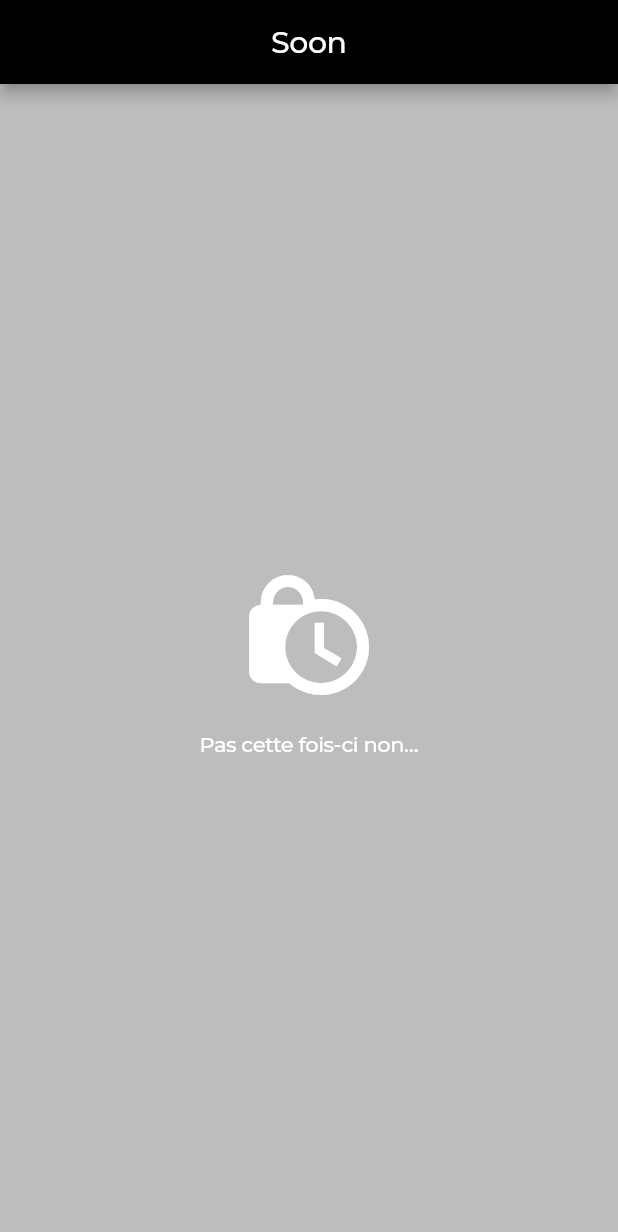
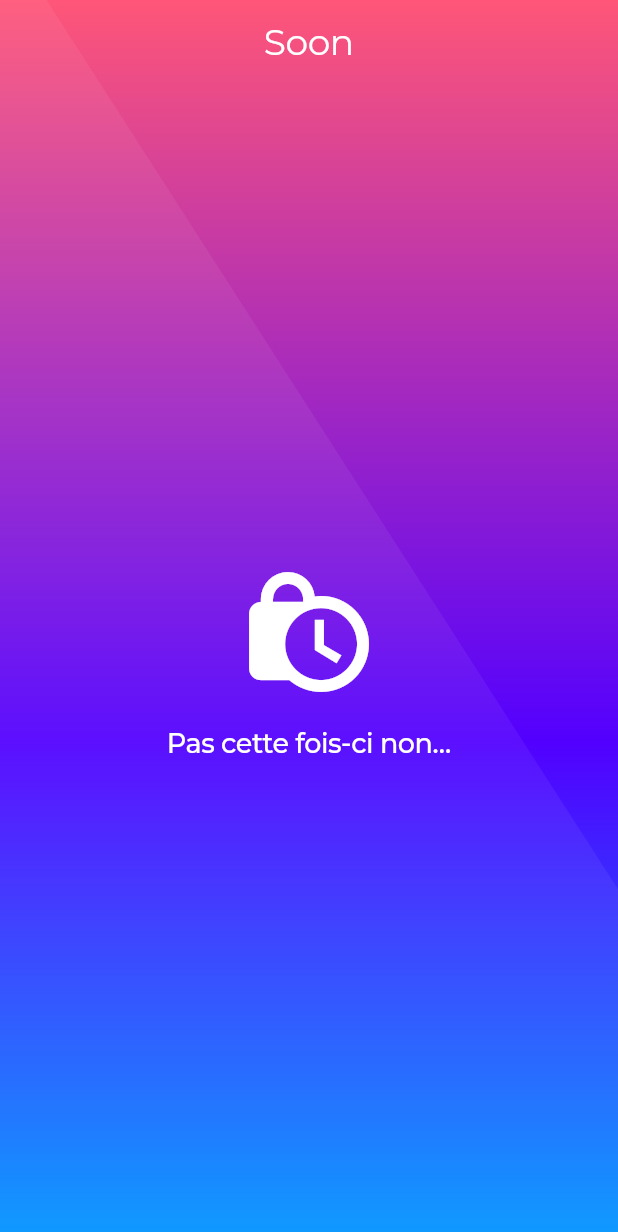
Before and after one commit to adgeg/soon, a Flutter app: the screen it shows after launch, on a phone screen of 412 x 824 dp. Shown: the top 1232 px of the screen. Run offline on Flutter 3.47's test engine with Material 2 defaults, Android fonts, the phone set to English and light mode, and no system bars; our stand-ins replace google_fonts, shared_preferences, transparent_image; missing offline and left inert: flutter_custom_tabs; network calls fail.

Commit message:
feat: new UI color

```diff
--- a/lib/main.dart
+++ b/lib/main.dart
@@ -22,15 +22,20 @@ class MyApp extends StatelessWidget {
         splashColor: Colors.black,
         appBarTheme: AppBarTheme(
           titleTextStyle: GoogleFonts.montserrat(
-            fontSize: 20,
-            fontWeight: FontWeight.w500,
+            fontSize: 24,
+            fontWeight: FontWeight.w400,
             letterSpacing: -0.3,
             color: Colors.white,
           ),
         ),
         textTheme: TextTheme(
-          bodyText1: GoogleFonts.montserrat(fontWeight: FontWeight.w500, letterSpacing: -0.3, color: Colors.white),
-          bodyText2: GoogleFonts.montserrat(fontWeight: FontWeight.w500, letterSpacing: -0.3, color: Colors.white),
+          bodyText1: GoogleFonts.montserrat(
+            fontWeight: FontWeight.w400,
+            letterSpacing: -0.3,
+            color: const Color(0xFF3300FF),
+          ),
+          headline5: GoogleFonts.montserrat(
+              fontSize: 18, fontWeight: FontWeight.w500, letterSpacing: -0.3, color: Colors.white),
         ),
         iconTheme: const IconThemeData(color: Colors.white),
       ),
@@ -40,7 +45,7 @@ class MyApp extends StatelessWidget {
 }
 
 const MaterialColor primaryBlack = MaterialColor(
-  0xFF000000,
+  0xFF3300FF,
   <int, Color>{
     50: Colors.black12,
     100: Colors.black12,
--- a/lib/pages/main_page.dart
+++ b/lib/pages/main_page.dart
@@ -1,4 +1,5 @@
 import 'dart:async';
+import 'dart:ui';
 
 import 'package:flutter/material.dart';
 import 'package:flutter_custom_tabs/flutter_custom_tabs.dart';
@@ -38,13 +39,45 @@ class _MainPageState extends State<MainPage> {
 
   @override
   Widget build(BuildContext context) {
-    return Scaffold(
-      backgroundColor: Colors.black26,
-      appBar: AppBar(title: const Center(child: Text("Soon"))),
-      body: RefreshIndicator(
-        onRefresh: () async => await _refreshAnnonces(),
-        child: _content(),
-      ),
+    return Stack(
+      children: [
+        Container(
+          decoration: const BoxDecoration(
+            gradient: LinearGradient(
+              begin: Alignment.topCenter,
+              end: Alignment.bottomCenter, // 10% of the width, so there are ten blinds.
+              stops: [0, 0.6, 1],
+              colors: [
+                Color(0xFFFF5678),
+                Color(0xFF5200FF),
+                Color(0xFF0094FF),
+              ], // red to yellow
+            ),
+          ),
+        ),
+        Transform.translate(
+          offset: const Offset(-400, 0),
+          child: Transform.rotate(
+            angle: -3.14159 / 5.5,
+            child: Transform.scale(
+              scale: 2,
+              child: Container(color: const Color(0x0FFFFFFF)),
+            ),
+          ),
+        ),
+        Scaffold(
+          backgroundColor: Colors.transparent,
+          appBar: AppBar(
+            title: const Center(child: Text("Soon")),
+            backgroundColor: Colors.transparent,
+            elevation: 0,
+          ),
+          body: RefreshIndicator(
+            onRefresh: () async => await _refreshAnnonces(),
+            child: _content(),
+          ),
+        )
+      ],
     );
   }
 
@@ -145,16 +178,27 @@ class _MainPageState extends State<MainPage> {
                   placeholder: kTransparentImage,
                   height: 240,
                   width: double.infinity,
-                  fit: BoxFit.fitWidth,
+                  fit: BoxFit.cover,
                 ),
                 Positioned.fill(
                   child: Align(
                     alignment: Alignment.bottomCenter,
-                    child: Container(
+                    child: SizedBox(
                       height: 48,
-                      padding: const EdgeInsets.only(left: 8, right: 8),
-                      color: const Color(0x88000000),
-                      child: Center(child: Text(annonce.titre)),
+                      child: Stack(
+                        children: [
+                          ClipRRect(
+                            child: BackdropFilter(
+                              filter: ImageFilter.blur(sigmaX: 2, sigmaY: 2),
+                              child: Container(color: const Color(0x88FFFFFF)),
+                            ),
+                          ),
+                          Padding(
+                            padding: const EdgeInsets.only(left: 8, right: 8),
+                            child: Center(child: Text(annonce.titre, style: Theme.of(context).textTheme.bodyText1)),
+                          ),
+                        ],
+                      ),
                     ),
                   ),
                 ),
@@ -183,7 +227,7 @@ class _MainPageState extends State<MainPage> {
   Widget _message(IconData icon, String text) {
     return SingleChildScrollView(
       physics: const AlwaysScrollableScrollPhysics(),
-      child: Container(
+      child: SizedBox(
         height: MediaQuery.of(context).size.height - 56,
         child: Center(
           child: Column(
@@ -191,7 +235,10 @@ class _MainPageState extends State<MainPage> {
             mainAxisAlignment: MainAxisAlignment.center,
             children: [
               Icon(icon, size: 96),
-              Padding(padding: const EdgeInsets.only(top: 16), child: Text(text)),
+              Padding(
+                padding: const EdgeInsets.only(top: 16),
+                child: Text(text, style: Theme.of(context).textTheme.headline5),
+              ),
             ],
           ),
         ),
```
